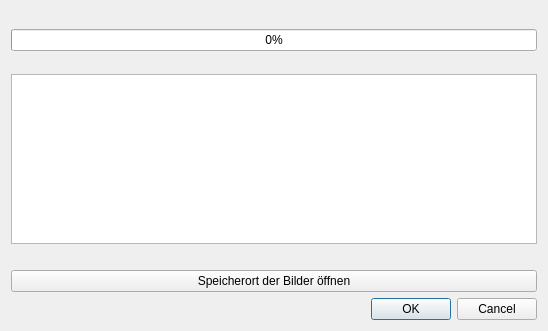
Old version of the form main/resources/base/fortschritt.ui in the repository TrandyAndy/Bad-Pixel.
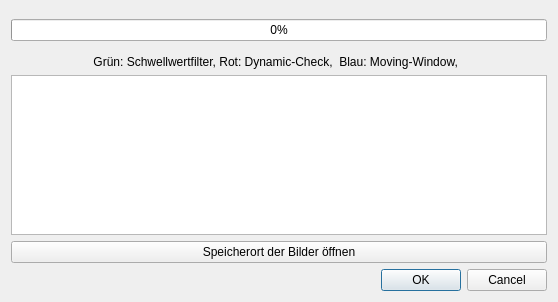
New version of the form.

```diff
--- a/main/resources/base/fortschritt.ui
+++ b/main/resources/base/fortschritt.ui
@@ -6,8 +6,8 @@
    <rect>
     <x>0</x>
     <y>0</y>
-    <width>548</width>
-    <height>331</height>
+    <width>558</width>
+    <height>302</height>
    </rect>
   </property>
   <property name="windowTitle">
@@ -62,6 +62,16 @@
      </property>
     </spacer>
    </item>
+   <item>
+    <widget class="QLabel" name="label">
+     <property name="text">
+      <string>Grün: Schwellwertfilter, Rot: Dynamic-Check,  Blau: Moving-Window,  </string>
+     </property>
+     <property name="alignment">
+      <set>Qt::AlignCenter</set>
+     </property>
+    </widget>
+   </item>
    <item>
     <widget class="QTextEdit" name="textEdit">
      <property name="readOnly">
@@ -76,34 +86,6 @@
      </property>
     </widget>
    </item>
-   <item>
-    <widget class="QLabel" name="label">
-     <property name="sizePolicy">
-      <sizepolicy hsizetype="Expanding" vsizetype="Expanding">
-       <horstretch>0</horstretch>
-       <verstretch>0</verstretch>
-      </sizepolicy>
-     </property>
-     <property name="minimumSize">
-      <size>
-       <width>0</width>
-       <height>0</height>
-      </size>
-     </property>
-     <property name="text">
-      <string/>
-     </property>
-     <property name="scaledContents">
-      <bool>false</bool>
-     </property>
-     <property name="alignment">
-      <set>Qt::AlignCenter</set>
-     </property>
-     <property name="wordWrap">
-      <bool>false</bool>
-     </property>
-    </widget>
-   </item>
    <item>
     <widget class="QPushButton" name="pushButtonOeffnen">
      <property name="text">
```
